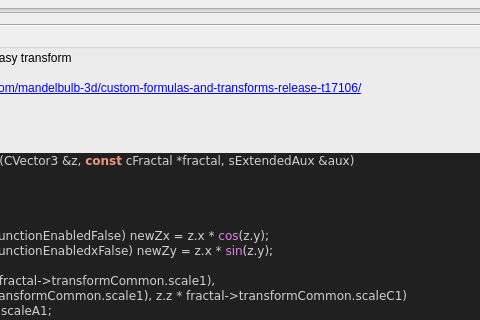
Above: mandelbulber2/formula/ui/fractal_transf_inv_cylindrical.ui from buddhi1980/mandelbulber2 before the change; both pictures show x 208 to 688 and y 157 to 477 of the 907 by 751 pixel window. Below: the same form after it.
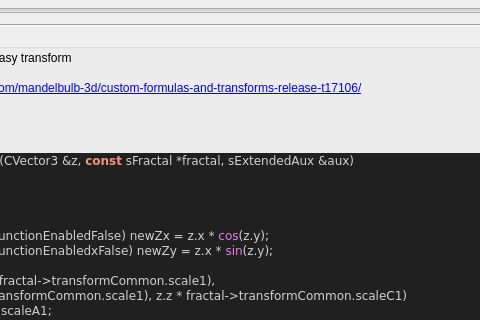
That is the form after the change. Custom widgets are drawn as their Qt base class.

```diff
--- a/mandelbulber2/formula/ui/fractal_transf_inv_cylindrical.ui
+++ b/mandelbulber2/formula/ui/fractal_transf_inv_cylindrical.ui
@@ -435,7 +435,7 @@
 &lt;/table&gt;
 &lt;h3&gt;Code&lt;/h3&gt;
 &lt;body style=&quot;background-color:#202020&quot;&gt;
-&lt;pre style=&quot;color:#d0d0d0; background-color:#202020;  font-family:'Courier New',monospace;&quot;&gt;&lt;span style=&quot;color:#f09479; font-weight:bold&quot;&gt;void&lt;/span&gt; &lt;span style=&quot;color:#e47eed&quot;&gt;TransfInvCylindricalIteration&lt;/span&gt;&lt;span style=&quot;color:#d0d0d0&quot;&gt;(&lt;/span&gt;CVector3 &lt;span style=&quot;color:#d0d0d0&quot;&gt;&amp;amp;&lt;/span&gt;z&lt;span style=&quot;color:#d0d0d0&quot;&gt;,&lt;/span&gt; &lt;span style=&quot;color:#f09479; font-weight:bold&quot;&gt;const&lt;/span&gt; cFractal &lt;span style=&quot;color:#d0d0d0&quot;&gt;*&lt;/span&gt;fractal&lt;span style=&quot;color:#d0d0d0&quot;&gt;,&lt;/span&gt; sExtendedAux &lt;span style=&quot;color:#d0d0d0&quot;&gt;&amp;amp;&lt;/span&gt;aux&lt;span style=&quot;color:#d0d0d0&quot;&gt;)&lt;/span&gt;
+&lt;pre style=&quot;color:#d0d0d0; background-color:#202020;  font-family:'Courier New',monospace;&quot;&gt;&lt;span style=&quot;color:#f09479; font-weight:bold&quot;&gt;void&lt;/span&gt; &lt;span style=&quot;color:#e47eed&quot;&gt;TransfInvCylindricalIteration&lt;/span&gt;&lt;span style=&quot;color:#d0d0d0&quot;&gt;(&lt;/span&gt;CVector3 &lt;span style=&quot;color:#d0d0d0&quot;&gt;&amp;amp;&lt;/span&gt;z&lt;span style=&quot;color:#d0d0d0&quot;&gt;,&lt;/span&gt; &lt;span style=&quot;color:#f09479; font-weight:bold&quot;&gt;const&lt;/span&gt; sFractal &lt;span style=&quot;color:#d0d0d0&quot;&gt;*&lt;/span&gt;fractal&lt;span style=&quot;color:#d0d0d0&quot;&gt;,&lt;/span&gt; sExtendedAux &lt;span style=&quot;color:#d0d0d0&quot;&gt;&amp;amp;&lt;/span&gt;aux&lt;span style=&quot;color:#d0d0d0&quot;&gt;)&lt;/span&gt;
 &lt;span style=&quot;color:#d0d0d0&quot;&gt;{&lt;/span&gt;
   &lt;span style=&quot;color:#f09479; font-weight:bold&quot;&gt;double&lt;/span&gt; newZx &lt;span style=&quot;color:#d0d0d0&quot;&gt;=&lt;/span&gt; z&lt;span style=&quot;color:#d0d0d0&quot;&gt;.&lt;/span&gt;x&lt;span style=&quot;color:#d0d0d0&quot;&gt;;&lt;/span&gt;
   &lt;span style=&quot;color:#f09479; font-weight:bold&quot;&gt;double&lt;/span&gt; newZy &lt;span style=&quot;color:#d0d0d0&quot;&gt;=&lt;/span&gt; z&lt;span style=&quot;color:#d0d0d0&quot;&gt;.&lt;/span&gt;y&lt;span style=&quot;color:#d0d0d0&quot;&gt;;&lt;/span&gt;
```
